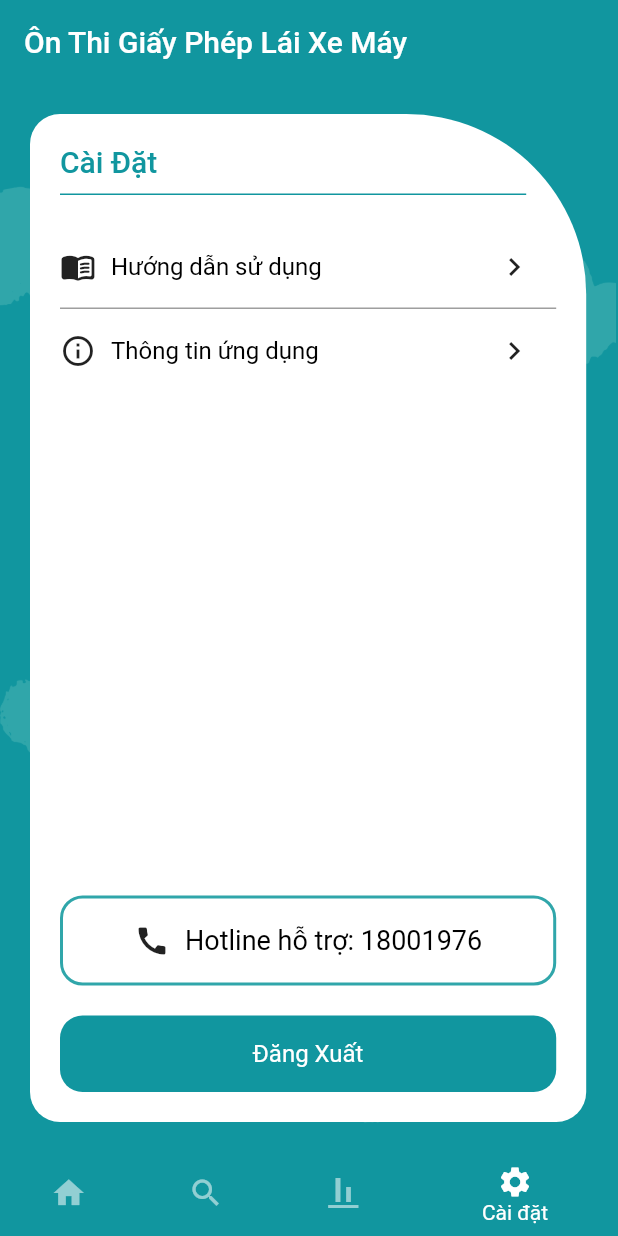
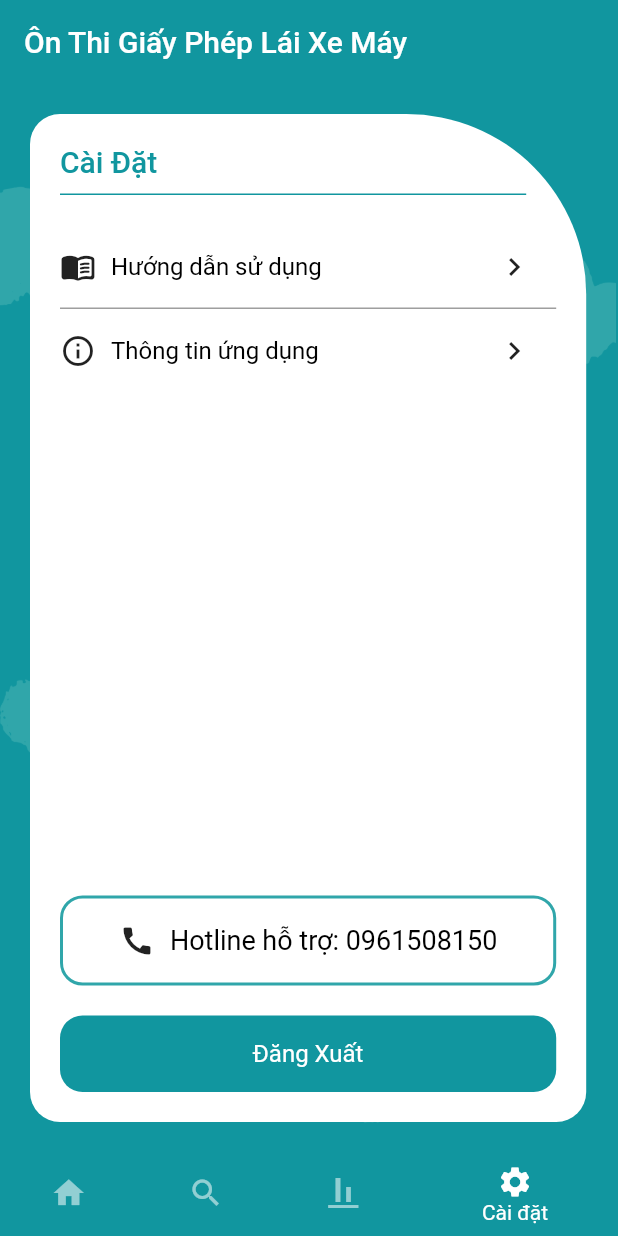
Before and after one commit to phuonghien2109/GPLXMay, a Flutter app: the screen it shows once a user with an empty profile is signed in, item 4 of the bottom bar chosen, on a phone screen of 412 x 824 dp. Run offline on Flutter 3.47's test engine with Material 2 defaults, Android fonts, the phone set to English and light mode, and no system bars; drawn by our look-alikes of overlay_support; our stand-ins replace cached_network_image, cloud_firestore, firebase_auth, firebase_core, firebase_messaging, flutter_typeahead and 3 more; missing offline and left inert: cloud_firestore_web, firebase_auth_web, firebase_core_web, firebase_messaging_web, flutter_keyboard_visibility_web, google_sign_in_web and 1 more; accounts and stored records are empty.

Commit message:
update final

```diff
--- a/lib/screens/home/components/setting.dart
+++ b/lib/screens/home/components/setting.dart
@@ -68,7 +68,8 @@ class Setting extends StatelessWidget {
                     );
                   },
                   child: Container(
-                    padding: const EdgeInsets.only(right: 16, top: 16, bottom: 5),
+                    padding:
+                        const EdgeInsets.only(right: 16, top: 16, bottom: 5),
                     alignment: Alignment.center,
                     // width: MediaQuery.of(context).size.width - 48,
                     child: Row(
@@ -129,7 +130,7 @@ class Setting extends StatelessWidget {
                 ),
                 const Spacer(),
                 GestureDetector(
-                  onTap: () => launch('tel://18001976'),
+                  onTap: () => launch('tel://0961508150'),
                   child: Container(
                     decoration: BoxDecoration(
                         border: Border.all(color: kColor, width: 2),
@@ -145,7 +146,7 @@ class Setting extends StatelessWidget {
                           width: 10,
                         ),
                         Text(
-                          'Hotline hỗ trợ: 18001976',
+                          'Hotline hỗ trợ: 0961508150',
                           style: TextStyle(fontSize: 18, color: Colors.black),
                         ),
                       ],
--- a/lib/screens/huongdansd.dart
+++ b/lib/screens/huongdansd.dart
@@ -9,7 +9,7 @@ class HuongdanSD extends StatelessWidget {
     return Scaffold(
       appBar: AppBar(
         title: const Text(
-          'Thông Tin Ứng Dụng',
+          'Hướng dẫn sử dụng',
         ),
         foregroundColor: Colors.white,
         backgroundColor: kColor,
@@ -21,7 +21,7 @@ class HuongdanSD extends StatelessWidget {
           child: Column(
               mainAxisAlignment: MainAxisAlignment.start,
               crossAxisAlignment: CrossAxisAlignment.start,
-            children: const[
+              children: const [
                 Text(
                   'Đây là ứng dụng giúp bạn học lý thuyết để chuẩn bị cho kỳ thi giấy phép lái xe A1 chỉ trong 3 ngày. Vui lòng thực hiện các bước dưới đây để đạt kết quả thi tốt nhất và rút ngắn thời gian ôn luyện !',
                   style: TextStyle(fontSize: 18.0),
```
Also changed, not shown: lib/screens/home/components/ranking.dart (+1 -7 lines), lib/screens/home/components/search.dart (+5 -5 lines), pubspec.yaml (+8 -0 lines), pubspec.lock, 12 other files. Lines whose indentation alone changed are shown as unchanged.
